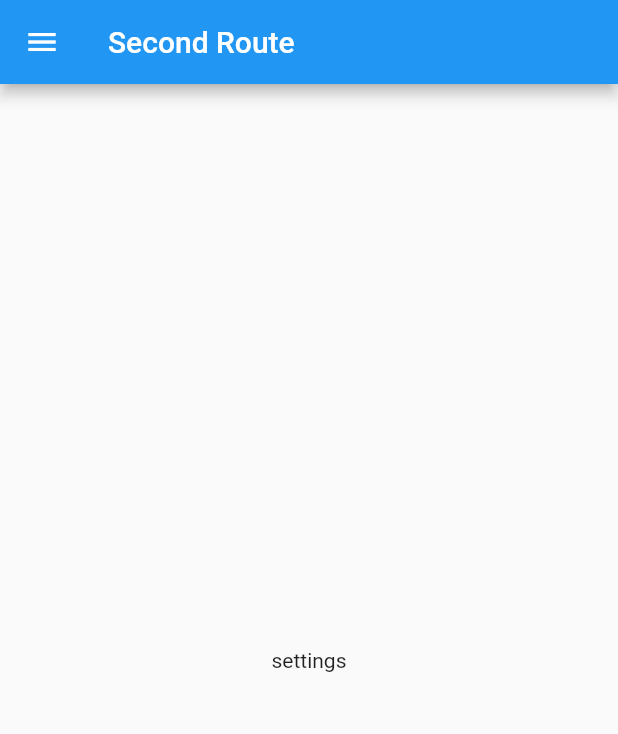
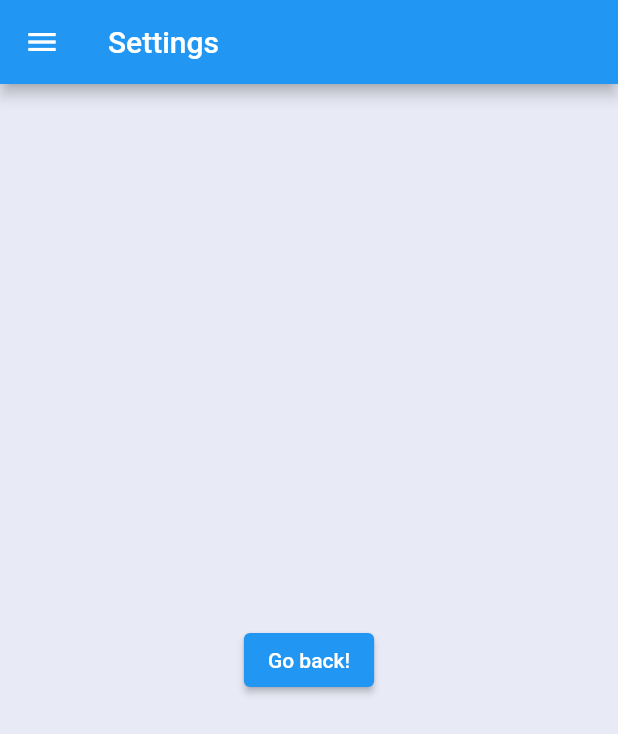
Before and after one commit to 201903011/flutter-all-experiments, a Flutter app: the screen it shows after launch, in the side drawer, after a tap on "Settings", on a phone screen of 412 x 824 dp. Shown: the top 734 px of the screen. Run offline on Flutter 3.47's test engine with Material 2 defaults, Android fonts, the phone set to English and light mode, and no system bars; network calls fail.

Commit message:
experiment5

```diff
--- a/lib/settings.dart
+++ b/lib/settings.dart
@@ -8,11 +8,17 @@ class Settings extends StatelessWidget {
   Widget build(BuildContext context) {
     return Scaffold(
       drawer: MyDrawer(),
+      backgroundColor: Colors.indigo.shade50,
       appBar: AppBar(
-        title: const Text('Second Route'),
+        title: const Text('Settings'),
       ),
       body: Center(
-        child: Text("settings"),
+        child: ElevatedButton(
+          onPressed: () {
+            Navigator.pop(context);
+          },
+          child: const Text('Go back!'),
+        ),
       ),
     );
   }
```
